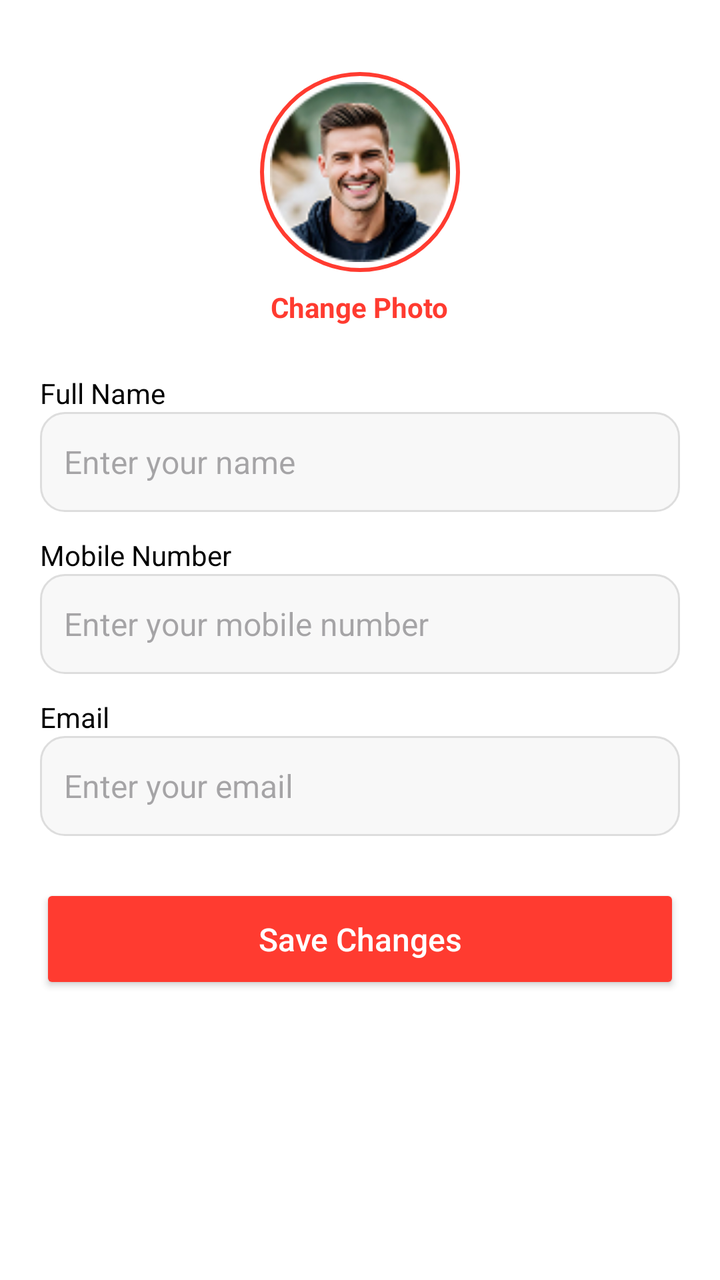
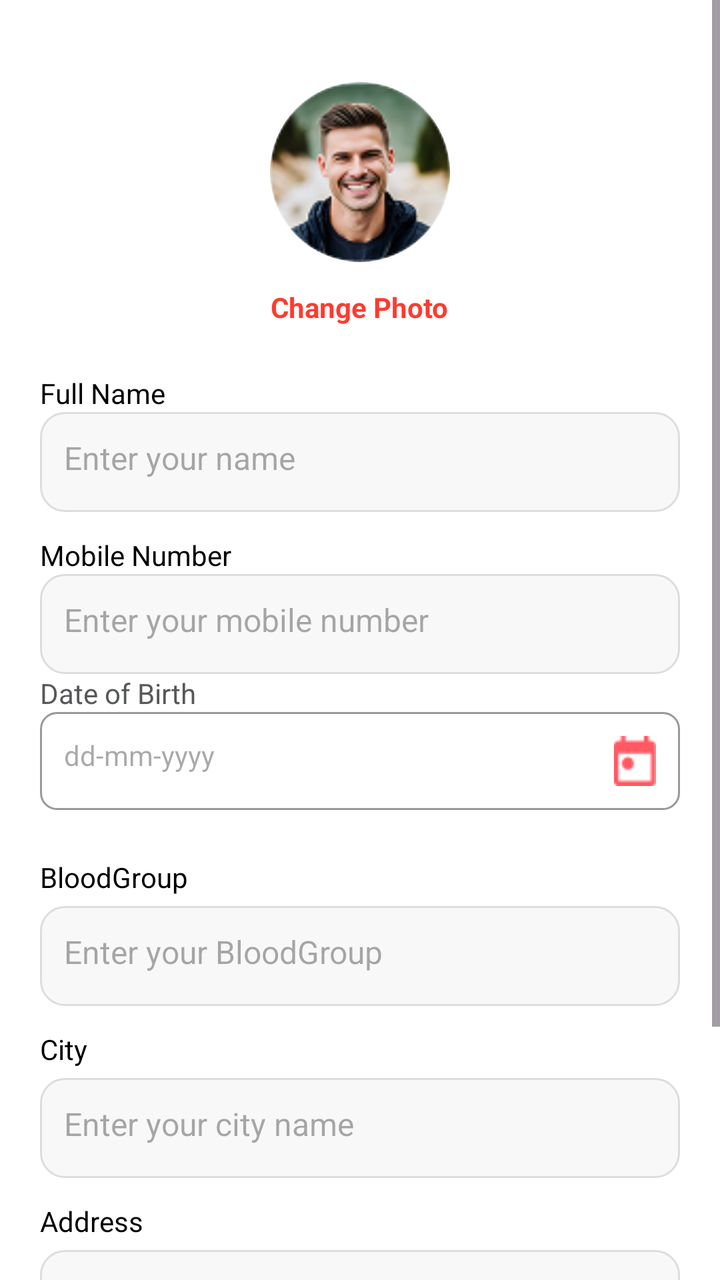

Two renders of the same Android screen: before a commit and after it. Below are the layout's source before the change and the commit's diff.
<!-- AndroidManifest.xml: application theme Theme.Food_delivery -->
<!-- res/layout/activity_edit_profile.xml -->
<?xml version="1.0" encoding="utf-8"?>
<layout xmlns:android="http://schemas.android.com/apk/res/android"
    xmlns:tools="http://schemas.android.com/tools">

    <data>

    </data>

    <ScrollView
        android:layout_width="match_parent"
        android:layout_height="match_parent"
        android:fillViewport="true"
        android:background="#FFFFFF">

        <LinearLayout
            android:layout_width="match_parent"
            android:layout_height="wrap_content"
            android:orientation="vertical"
            android:padding="20dp">

            
            <LinearLayout
                android:layout_width="match_parent"
                android:layout_height="wrap_content"
                android:gravity="center"
                android:orientation="vertical"
                android:layout_marginTop="16dp"
                android:layout_marginBottom="16dp">

                <ImageView
                    android:id="@+id/imgProfile"
                    android:layout_width="100dp"
                    android:layout_height="100dp"
                    android:src="@drawable/log"
                    android:background="@drawable/bg_profile_circle"
                    android:scaleType="centerCrop"
                    android:padding="5dp" />

                <TextView
                    android:id="@+id/tvChangePhoto"
                    android:layout_width="wrap_content"
                    android:layout_height="wrap_content"
                    android:text="Change Photo"
                    android:textColor="@color/red"
                    android:textStyle="bold"
                    android:layout_marginTop="8dp" />
            </LinearLayout>

            
            <TextView
                android:layout_width="wrap_content"
                android:layout_height="wrap_content"
                android:text="Full Name"
                android:textSize="14sp"
                android:textColor="@color/black"
                android:layout_marginTop="8dp" />

            <EditText
                android:id="@+id/etName"
                android:layout_width="match_parent"
                android:layout_height="50dp"
                android:background="@drawable/bg_edittext"
                android:hint="Enter your name"
                android:paddingStart="12dp"
                android:textSize="16sp"
                android:inputType="textPersonName" />

            
            <TextView
                android:layout_width="wrap_content"
                android:layout_height="wrap_content"
                android:text="Mobile Number"
                android:textSize="14sp"
                android:textColor="@color/black"
                android:layout_marginTop="12dp" />

            <EditText
                android:id="@+id/etMobile"
                android:layout_width="match_parent"
                android:layout_height="50dp"
                android:background="@drawable/bg_edittext"
                android:hint="Enter your mobile number"
                android:paddingStart="12dp"
                android:inputType="phone"
                android:textSize="16sp" />

            
            <TextView
                android:layout_width="wrap_content"
                android:layout_height="wrap_content"
                android:text="Email"
                android:textSize="14sp"
                android:textColor="@color/black"
                android:layout_marginTop="12dp" />

            <EditText
                android:id="@+id/etEmail"
                android:layout_width="match_parent"
                android:layout_height="50dp"
                android:background="@drawable/bg_edittext"
                android:hint="Enter your email"
                android:paddingStart="12dp"
                android:inputType="textEmailAddress"
                android:textSize="16sp" />

            
            <Button
                android:id="@+id/btnSave"
                android:layout_width="match_parent"
                android:layout_height="55dp"
                android:text="Save Changes"
                android:textAllCaps="false"
                android:textSize="16sp"
                android:textColor="@color/white"
                android:backgroundTint="@color/red"
                android:layout_marginTop="24dp"
                android:layout_marginBottom="24dp" />

        </LinearLayout>

    </ScrollView>
</layout>
<!-- resources referenced by this layout -->
<resources>
  <color name="black">#FF000000</color>
  <color name="red">#FF3B30</color>
  <color name="white">#FFFFFFFF</color>
  <!-- drawable bg_edittext (drawable) -->
  <shape xmlns:android="http://schemas.android.com/apk/res/android"
      android:shape="rectangle">
      <solid android:color="#F8F8F8" />
      <corners android:radius="12dp" />
      <stroke android:color="#DDDDDD" android:width="1dp" />
  </shape>
  <!-- drawable bg_profile_circle (drawable) -->
  <shape xmlns:android="http://schemas.android.com/apk/res/android"
      android:shape="oval">
      <solid android:color="#FFFFFF"/>
      <stroke android:width="2dp" android:color="@color/red"/>
  </shape>
  <!-- drawable log: png bitmap (drawable, 15584 bytes) -->
  <style name="Theme.Food_delivery" parent="Base.Theme.Food_delivery" />
  <style name="Base.Theme.Food_delivery" parent="Theme.Material3.DayNight.NoActionBar">
          
          
      </style>
</resources>

<!-- the commit's change to res/layout/activity_edit_profile.xml (unified diff, before → after) -->
@@ -1,6 +1,7 @@
 <?xml version="1.0" encoding="utf-8"?>
 <layout xmlns:android="http://schemas.android.com/apk/res/android"
-    xmlns:tools="http://schemas.android.com/tools">
+    xmlns:tools="http://schemas.android.com/tools"
+    xmlns:app="http://schemas.android.com/apk/res-auto">
 
     <data>
 
@@ -18,7 +19,7 @@
             android:orientation="vertical"
             android:padding="20dp">
 
-            
+
             <LinearLayout
                 android:layout_width="match_parent"
                 android:layout_height="wrap_content"
@@ -27,14 +28,15 @@
                 android:layout_marginTop="16dp"
                 android:layout_marginBottom="16dp">
 
-                <ImageView
+                <com.google.android.material.imageview.ShapeableImageView
                     android:id="@+id/imgProfile"
                     android:layout_width="100dp"
                     android:layout_height="100dp"
                     android:src="@drawable/log"
                     android:background="@drawable/bg_profile_circle"
                     android:scaleType="centerCrop"
-                    android:padding="5dp" />
+                    android:padding="5dp"
+                    app:shapeAppearanceOverlay="@style/CircleImage"/>
 
                 <TextView
                     android:id="@+id/tvChangePhoto"
@@ -46,7 +48,7 @@
                     android:layout_marginTop="8dp" />
             </LinearLayout>
 
-            
+
             <TextView
                 android:layout_width="wrap_content"
                 android:layout_height="wrap_content"
@@ -55,17 +57,18 @@
                 android:textColor="@color/black"
                 android:layout_marginTop="8dp" />
 
-            <EditText
+            <TextView
                 android:id="@+id/etName"
                 android:layout_width="match_parent"
                 android:layout_height="50dp"
                 android:background="@drawable/bg_edittext"
                 android:hint="Enter your name"
                 android:paddingStart="12dp"
+                android:padding="12dp"
                 android:textSize="16sp"
                 android:inputType="textPersonName" />
 
-            
+
             <TextView
                 android:layout_width="wrap_content"
                 android:layout_height="wrap_content"
@@ -74,36 +77,98 @@
                 android:textColor="@color/black"
                 android:layout_marginTop="12dp" />
 
-            <EditText
+            <TextView
                 android:id="@+id/etMobile"
                 android:layout_width="match_parent"
                 android:layout_height="50dp"
                 android:background="@drawable/bg_edittext"
                 android:hint="Enter your mobile number"
                 android:paddingStart="12dp"
+                android:padding="12dp"
                 android:inputType="phone"
                 android:textSize="16sp" />
 
-            
+
+            <TextView
+                android:id="@+id/tvDob"
+                android:layout_width="wrap_content"
+                android:layout_height="wrap_content"
+                android:text="Date of Birth"
+                android:textColor="@color/dark_grey"
+                android:textSize="14sp" />
+
+            <TextView
+                android:id="@+id/etDob"
+                android:layout_width="match_parent"
+                android:layout_height="wrap_content"
+                android:hint="dd-mm-yyyy"
+                android:focusable="false"
+                android:drawableEnd="@drawable/ic_calender"
+                android:background="@drawable/edittext_bg"
+                android:padding="12dp"
+                android:layout_marginBottom="12dp" />
+
+
+
+
             <TextView
                 android:layout_width="wrap_content"
                 android:layout_height="wrap_content"
-                android:text="Email"
+                android:text="BloodGroup"
                 android:textSize="14sp"
                 android:textColor="@color/black"
                 android:layout_marginTop="12dp" />
 
-            <EditText
-                android:id="@+id/etEmail"
+            <TextView
+                android:layout_marginTop="5dp"
+                android:id="@+id/etBloodGroup"
                 android:layout_width="match_parent"
                 android:layout_height="50dp"
                 android:background="@drawable/bg_edittext"
-                android:hint="Enter your email"
+                android:hint="Enter your BloodGroup"
+                android:padding="12dp"
+                android:paddingStart="12dp"
+                android:inputType="textEmailAddress"
+                android:textSize="16sp" />
+            <TextView
+                android:layout_width="wrap_content"
+                android:layout_height="wrap_content"
+                android:text="City"
+                android:textSize="14sp"
+                android:textColor="@color/black"
+                android:layout_marginTop="12dp" />
+
+            <TextView
+                android:layout_marginTop="5dp"
+                android:id="@+id/etCity"
+                android:layout_width="match_parent"
+                android:layout_height="50dp"
+                android:background="@drawable/bg_edittext"
+                android:hint="Enter your city name"
+                android:padding="12dp"
+                android:paddingStart="12dp"
+                android:inputType="textEmailAddress"
+                android:textSize="16sp" />
+            <TextView
+                android:layout_width="wrap_content"
+                android:layout_height="wrap_content"
+                android:text="Address"
+                android:textSize="14sp"
+                android:textColor="@color/black"
+                android:layout_marginTop="12dp" />
+
+            <TextView
+                android:layout_marginTop="5dp"
+                android:id="@+id/etAddress"
+                android:layout_width="match_parent"
+                android:layout_height="50dp"
+                android:background="@drawable/bg_edittext"
+                android:hint="Enter your Address"
+                android:padding="12dp"
                 android:paddingStart="12dp"
                 android:inputType="textEmailAddress"
                 android:textSize="16sp" />
 
-            
             <Button
                 android:id="@+id/btnSave"
                 android:layout_width="match_parent"
<!-- resource entries referenced after the edit -->
@@ -1,6 +1,7 @@
 <!-- resources referenced by this layout -->
 <resources>
   <color name="black">#FF000000</color>
+  <color name="dark_grey">#57585A</color>
   <color name="red">#FF3B30</color>
   <color name="white">#FFFFFFFF</color>
   <!-- drawable bg_edittext (drawable) -->
@@ -16,7 +17,19 @@
       <solid android:color="#FFFFFF"/>
       <stroke android:width="2dp" android:color="@color/red"/>
   </shape>
+  <!-- drawable edittext_bg (drawable) -->
+  <shape xmlns:android="http://schemas.android.com/apk/res/android"
+      android:shape="rectangle">
+      <solid android:color="@android:color/transparent"/>
+      <stroke android:color="#999" android:width="1dp"/>
+      <corners android:radius="8dp"/>
+  </shape>
+  <!-- drawable ic_calender: png bitmap (drawable, 429 bytes) -->
   <!-- drawable log: png bitmap (drawable, 15584 bytes) -->
+  <style name="CircleImage" parent="">
+          <item name="cornerFamily">rounded</item>
+          <item name="cornerSize">50%</item>
+      </style>
   <style name="Theme.Food_delivery" parent="Base.Theme.Food_delivery" />
   <style name="Base.Theme.Food_delivery" parent="Theme.Material3.DayNight.NoActionBar">
           
